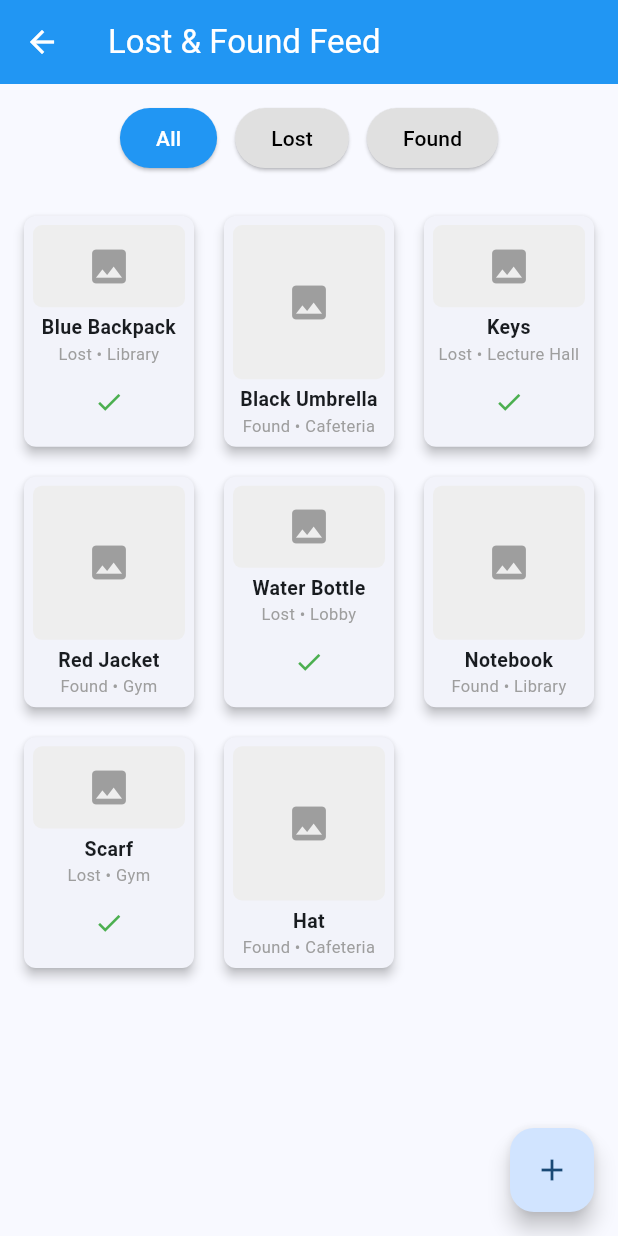
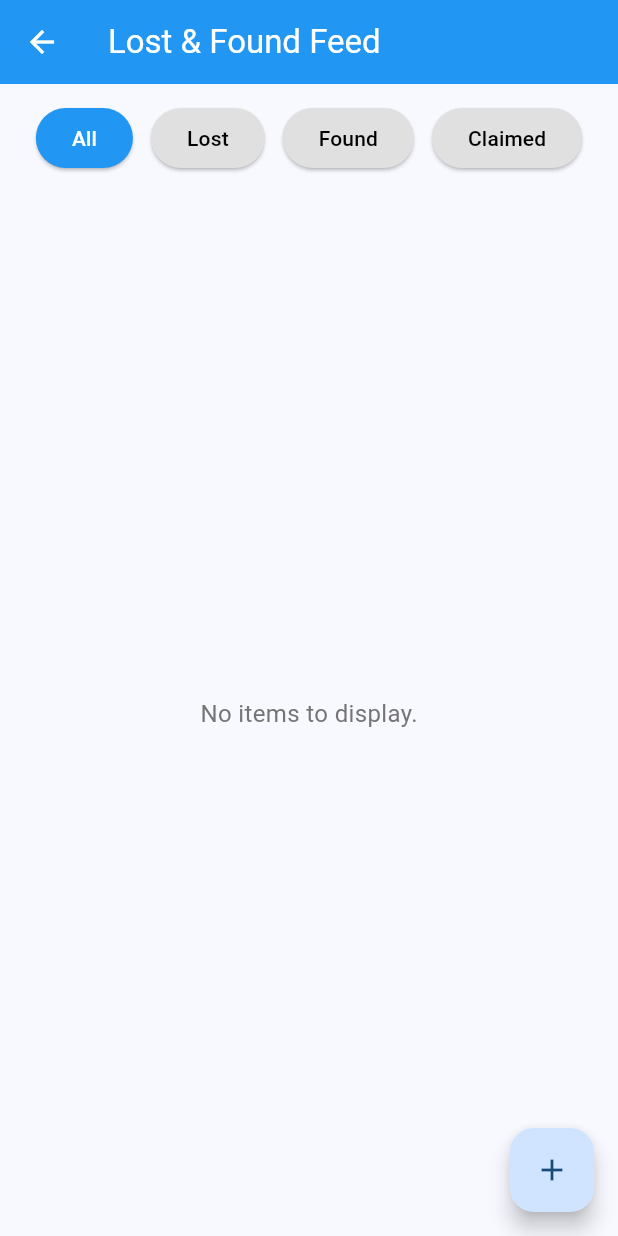
Before and after one commit to hotdogwithcheese/campus-lost-found, a Flutter app: the FeedScreen screen opened directly, on a phone screen of 412 x 824 dp. Run offline on Flutter 3.47's test engine with Material 3 defaults, Android fonts, the phone set to English and light mode, and no system bars; our stand-ins replace supabase_flutter; accounts and stored records are empty.

```diff
--- a/lib/screens/feed_screen.dart
+++ b/lib/screens/feed_screen.dart
@@ -2,27 +2,28 @@ import 'package:flutter/material.dart';
 import 'post_item_screen.dart';
 
 class FeedScreen extends StatefulWidget {
-  const FeedScreen({super.key});
+  final bool isStaff;
+  // Pass true if the user is a staff member
+  // Example: FeedScreen(isStaff: true)
+
+  const FeedScreen({super.key, this.isStaff = false});
 
   @override
   State<FeedScreen> createState() => _FeedScreenState();
 }
 
 class _FeedScreenState extends State<FeedScreen> {
-  String selectedFilter = "All"; // "All", "Lost", "Found"
+  String selectedFilter = "All"; // All | Lost | Found | Claimed
 
-  final List<Map<String, String>> items = [
-    {"name": "Blue Backpack", "status": "Lost", "location": "Library"},
-    {"name": "Black Umbrella", "status": "Found", "location": "Cafeteria"},
-    {"name": "Keys", "status": "Lost", "location": "Lecture Hall"},
-    {"name": "Red Jacket", "status": "Found", "location": "Gym"},
-    {"name": "Water Bottle", "status": "Lost", "location": "Lobby"},
-    {"name": "Notebook", "status": "Found", "location": "Library"},
-    {"name": "Scarf", "status": "Lost", "location": "Gym"},
-    {"name": "Hat", "status": "Found", "location": "Cafeteria"},
-  ];
+  /// 🔥 EMPTY LIST — Rexie will fill this with real database data later.
+  ///
+  /// Format expected:
+  /// [
+  ///    { "id": "123", "name": "...", "status": "Lost", "location": "...", "image": "..."},
+  /// ]
+  List<Map<String, dynamic>> items = [];
 
-  List<Map<String, String>> get filteredItems {
+  List<Map<String, dynamic>> get filteredItems {
     if (selectedFilter == "All") return items;
     return items.where((item) => item['status'] == selectedFilter).toList();
   }
@@ -35,26 +36,27 @@ class _FeedScreenState extends State<FeedScreen> {
         backgroundColor: Colors.blue,
         foregroundColor: Colors.white,
       ),
+
       body: Column(
         children: [
-          // Filter buttons
+          // FILTER BUTTONS
           Padding(
             padding: const EdgeInsets.all(12.0),
             child: Row(
               mainAxisAlignment: MainAxisAlignment.center,
-              children: ["All", "Lost", "Found"].map((filter) {
+              children: ["All", "Lost", "Found", "Claimed"].map((filter) {
                 final isSelected = selectedFilter == filter;
                 return Padding(
                   padding: const EdgeInsets.symmetric(horizontal: 6),
                   child: ElevatedButton(
                     onPressed: () {
-                      setState(() {
-                        selectedFilter = filter;
-                      });
+                      setState(() => selectedFilter = filter);
                     },
                     style: ElevatedButton.styleFrom(
-                      backgroundColor: isSelected ? Colors.blue : Colors.grey.shade300,
-                      foregroundColor: isSelected ? Colors.white : Colors.black,
+                      backgroundColor:
+                      isSelected ? Colors.blue : Colors.grey.shade300,
+                      foregroundColor:
+                      isSelected ? Colors.white : Colors.black,
                     ),
                     child: Text(filter),
                   ),
@@ -63,27 +65,42 @@ class _FeedScreenState extends State<FeedScreen> {
             ),
           ),
 
-          // Grid of items
+          // EMPTY STATE
+          if (filteredItems.isEmpty)
+            Expanded(
+              child: Center(
+                child: Text(
+                  "No items to display.",
+                  style: TextStyle(fontSize: 16, color: Colors.grey.shade600),
+                ),
+              ),
+            ),
+
+          // GRID
+          if (filteredItems.isNotEmpty)
             Expanded(
               child: GridView.builder(
                 padding: const EdgeInsets.all(12),
                 gridDelegate: const SliverGridDelegateWithFixedCrossAxisCount(
-                crossAxisCount: 3,        // 3 columns
+                  crossAxisCount: 3,
                   crossAxisSpacing: 12,
                   mainAxisSpacing: 12,
-                childAspectRatio: 0.75,   // height vs width ratio
+                  childAspectRatio: 0.75,
                 ),
                 itemCount: filteredItems.length,
                 itemBuilder: (context, index) {
                   final item = filteredItems[index];
+
                   return Card(
                     elevation: 3,
-                  shape: RoundedRectangleBorder(borderRadius: BorderRadius.circular(8)),
+                    shape: RoundedRectangleBorder(
+                      borderRadius: BorderRadius.circular(8),
+                    ),
                     child: Padding(
                       padding: const EdgeInsets.all(6.0),
                       child: Column(
-                      crossAxisAlignment: CrossAxisAlignment.center,
                         children: [
+                          // IMAGE
                           Expanded(
                             child: Container(
                               width: double.infinity,
@@ -91,36 +108,67 @@ class _FeedScreenState extends State<FeedScreen> {
                                 color: Colors.grey.shade200,
                                 borderRadius: BorderRadius.circular(6),
                               ),
-                            child: const Center(
+                              child: ClipRRect(
+                                borderRadius: BorderRadius.circular(6),
+                                child: item["image"] != null
+                                    ? Image.network(item["image"], fit: BoxFit.cover)
+                                    : const Center(
                                   child: Icon(Icons.image, size: 30, color: Colors.grey),
                                 ),
                               ),
                             ),
+                          ),
+
                           const SizedBox(height: 4),
+
+                          // NAME
                           Text(
-                          item['name']!,
-                          style: const TextStyle(fontWeight: FontWeight.bold, fontSize: 13),
+                            item['name'] ?? 'Unnamed Item',
+                            style: const TextStyle(
+                              fontWeight: FontWeight.bold,
+                              fontSize: 13,
+                            ),
                             textAlign: TextAlign.center,
                             maxLines: 1,
                             overflow: TextOverflow.ellipsis,
                           ),
+
+                          // STATUS + LOCATION
                           Text(
-                          "${item['status']} • ${item['location']!}",
+                            "${item['status']} • ${item['location']}",
                             style: const TextStyle(fontSize: 11, color: Colors.grey),
                             textAlign: TextAlign.center,
                             maxLines: 1,
                             overflow: TextOverflow.ellipsis,
                           ),
-                        if (item['status'] == 'Lost')
+
+                          // STAFF ONLY ACTIONS
+                          if (widget.isStaff) ...[
+                            Row(
+                              mainAxisAlignment: MainAxisAlignment.center,
+                              children: [
+                                // UPDATE STATUS
                                 IconButton(
-                            icon: const Icon(Icons.check, color: Colors.green, size: 20),
-                            tooltip: 'Mark as Claimed',
+                                  icon: const Icon(Icons.update, size: 20, color: Colors.blue),
+                                  tooltip: 'Update Status',
                                   onPressed: () {
-                              setState(() {
-                                item['status'] = 'Claimed';
-                              });
+                                    // TODO: Rexie will update status in Supabase
+                                    print("Staff wants to update status of ${item['id']}");
                                   },
                                 ),
+
+                                // DELETE ITEM
+                                IconButton(
+                                  icon: const Icon(Icons.delete, size: 20, color: Colors.red),
+                                  tooltip: 'Delete Item',
+                                  onPressed: () {
+                                    // TODO: Rexie will delete item from Supabase
+                                    print("Staff wants to DELETE ${item['id']}");
+                                  },
+                                ),
+                              ],
+                            ),
+                          ],
                         ],
                       ),
                     ),
@@ -130,6 +178,7 @@ class _FeedScreenState extends State<FeedScreen> {
             ),
         ],
       ),
+
       floatingActionButton: FloatingActionButton(
         onPressed: () {
           Navigator.push(
```
Lines whose indentation alone changed are shown as unchanged.
